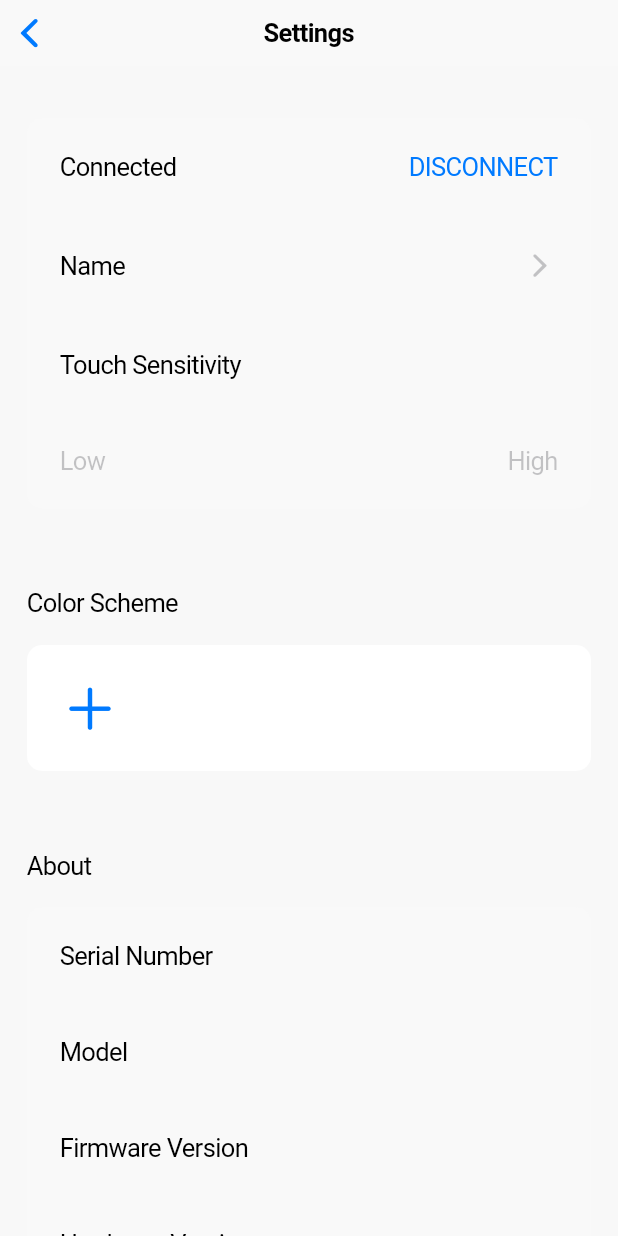
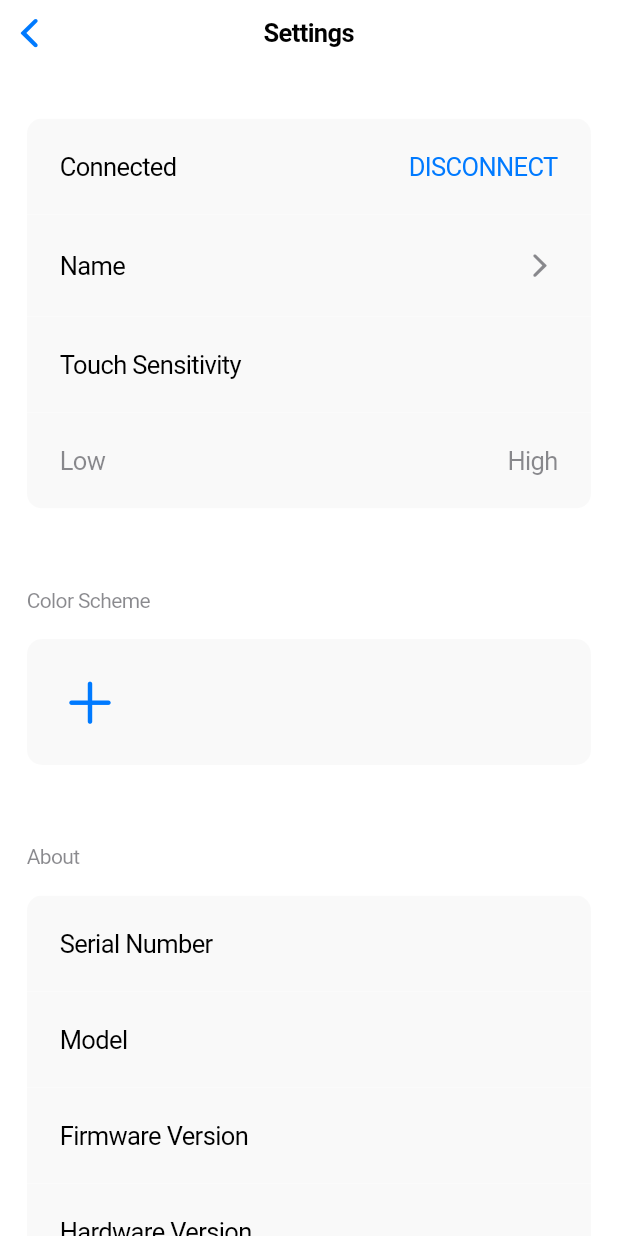
Before and after one commit to jpraus/floower-mobile, a Flutter app: the SettingsRoute screen opened by its route, on a phone screen of 412 x 824 dp. Run offline on Flutter 3.47's test engine with Material 2 defaults, Android fonts, the phone set to English and light mode, and no system bars; drawn by our look-alikes of reorderables; our stand-ins replace flutter_colorpicker, modal_bottom_sheet, package_info, permission_handler, shared_preferences, tinycolor; missing offline and left inert: dashed_container, flutter_reactive_ble, system_setting; accounts and stored records are empty.

Commit message:
enabling and improving dark mode

```diff
--- a/lib/main.dart
+++ b/lib/main.dart
@@ -25,7 +25,6 @@ void main() {
   final floowerConnector = FloowerConnectorBle(bleProvider);
   final floowerModel = FloowerModel();
   final persistentStorage = PersistentStorage();
-  //final bleConnectionWatcher = FloowerConnectionWatcher();
 
   ble.logLevel = LogLevel.verbose;
 
@@ -42,7 +41,7 @@ void main() {
         theme: CupertinoThemeData(
           primaryColor: CupertinoColors.activeBlue,
           //brightness: Brightness.dark
-          brightness: Brightness.light
+          //brightness: Brightness.light
         ),
         debugShowCheckedModeBanner: false,
         initialRoute: HomeRoute.ROUTE_NAME,
--- a/lib/ui/commons.dart
+++ b/lib/ui/commons.dart
@@ -2,8 +2,24 @@ import 'package:flutter/cupertino.dart';
 import 'package:flutter/material.dart';
 
 class FloowerTextTheme {
-  static const TextStyle listLabel = TextStyle(
-    fontSize: 14,
-    color: CupertinoColors.secondaryLabel
-  );
+
+  static TextStyle listTitle(BuildContext context) {
+    return CupertinoTheme.of(context).textTheme.textStyle
+        .copyWith(color: secondaryColor(), fontSize: 14);
+  }
+
+  static TextStyle secondaryLabel(BuildContext context) {
+    return CupertinoTheme.of(context).textTheme.textStyle
+        .copyWith(color: secondaryColor());
+  }
+
+  static Color secondaryColor() {
+    return isDarkMode()
+        ? CupertinoColors.secondaryLabel.darkColor
+        : CupertinoColors.secondaryLabel.color;
+  }
+
+  static bool isDarkMode() {
+    return WidgetsBinding.instance.window.platformBrightness == Brightness.dark;
+  }
 }
--- a/lib/ui/connect/screens/connecting.dart
+++ b/lib/ui/connect/screens/connecting.dart
@@ -75,7 +75,7 @@ class FloowerConnected extends StatelessWidget {
         children: [
           Padding(
             padding: EdgeInsets.only(bottom: 18),
-            child: Text("Is your Floower yellow now?"),
+            child: Text("Is your Floower yellow now?", style: CupertinoTheme.of(context).textTheme.textStyle),
           ),
           CupertinoButton.filled(
               child: Text("Yes"),
@@ -152,7 +152,7 @@ class FloowerConnectFailed extends StatelessWidget {
         children: [
           Padding(
             padding: EdgeInsets.only(bottom: 18),
-            child: Text(message ?? "Cannot connect to selected Floower"),
+            child: Text(message ?? "Cannot connect to selected Floower", style: CupertinoTheme.of(context).textTheme.textStyle),
           ),
           CupertinoButton.filled(
               child: Text("Try again"),
--- a/lib/ui/connect/screens/device.dart
+++ b/lib/ui/connect/screens/device.dart
@@ -21,7 +21,7 @@ class DiscoveredDeviceListItem extends StatelessWidget {
       onTap: () => onTap(device),
       title: Text(DeviceUtils.deviceName(device),
         overflow: TextOverflow.ellipsis,
-        maxLines: 1,
+        maxLines: 1
       ),
       trailing: GestureDetector(
         child: Text("CONNECT", style: CupertinoTheme.of(context).textTheme.actionTextStyle),
--- a/lib/ui/connect/screens/instructions.dart
+++ b/lib/ui/connect/screens/instructions.dart
@@ -37,14 +37,14 @@ class BleConnectInstructions extends StatelessWidget {
         Container(
           constraints: BoxConstraints(maxWidth: 400),
           padding: EdgeInsets.only(bottom: 18, left: 20, right: 20),
-          child: Text("Hold your Floower's leaf for 5 seconds\nuntil the blossom starts flashing blue.", textAlign: TextAlign.center),
+          child: Text("Hold your Floower's leaf for 5 seconds\nuntil the blossom starts flashing blue.", textAlign: TextAlign.center, style: CupertinoTheme.of(context).textTheme.textStyle),
         ),
         Container(
           width: imageSize,
           height: imageSize,
           child: Image(
             fit: BoxFit.fitHeight,
-            image: CupertinoTheme.of(context).brightness == Brightness.dark
+            image: WidgetsBinding.instance.window.platformBrightness == Brightness.dark
                 ? AssetImage("assets/images/touch-floower-dark.jpg")
                 : AssetImage("assets/images/touch-floower-light.jpg")
           ),
--- a/lib/ui/connect/screens/scanning.dart
+++ b/lib/ui/connect/screens/scanning.dart
@@ -83,7 +83,7 @@ class BleScanList extends StatelessWidget {
             children: <Widget>[
               Text(scanIsInProgress
                   ? "SCANNING FOR DEVICES"
-                  : "DISCOVERED DEVICES", style: FloowerTextTheme.listLabel),
+                  : "DISCOVERED DEVICES"),
               const SizedBox(width: 10),
               scanIsInProgress
                   ? CupertinoActivityIndicator()
--- a/lib/ui/cupertino_list.dart
+++ b/lib/ui/cupertino_list.dart
@@ -1,7 +1,6 @@
-import 'dart:async';
-
 import 'package:flutter/cupertino.dart';
 import 'package:flutter/material.dart';
+import 'package:Floower/ui/commons.dart';
 
 class CupertinoList extends StatelessWidget {
 
@@ -25,7 +24,10 @@ class CupertinoList extends StatelessWidget {
     if (heading != null) {
       column.add(Padding(
         padding: const EdgeInsets.symmetric(vertical: 18, horizontal: 18),
+        child: DefaultTextStyle(
+          style: FloowerTextTheme.listTitle(context),
           child: heading,
+        )
       ));
     }
 
@@ -116,6 +118,8 @@ class _CupertinoListItemState extends State<CupertinoListItem> {
         duration: Duration(milliseconds: 50),
         child: Padding(
           padding: EdgeInsets.all(22),
+          child: DefaultTextStyle(
+            style: CupertinoTheme.of(context).textTheme.textStyle,
             child: Row(
               mainAxisAlignment: MainAxisAlignment.center,
               children: <Widget>[
@@ -128,6 +132,7 @@ class _CupertinoListItemState extends State<CupertinoListItem> {
             ),
           ),
         ),
+      ),
     );
   }
 }
--- a/lib/ui/settings/settings_color_scheme.dart
+++ b/lib/ui/settings/settings_color_scheme.dart
@@ -122,7 +122,7 @@ class ColorSchemePickerState extends State<ColorSchemePicker> {
       return SizedBox(width: 0, height: 0);
     }
 
-    Color borderColor = CupertinoTheme.of(context).brightness == Brightness.light ? Colors.black : Colors.white;
+    Color borderColor = WidgetsBinding.instance.window.platformBrightness == Brightness.dark ? Colors.white : Colors.black;
     List<Widget> items = [];
 
     for (int i = 0; i < _colorScheme.length; i++) {
@@ -196,7 +196,7 @@ class ColorSchemePickerState extends State<ColorSchemePicker> {
       children: [Container(
         width: double.infinity,
         padding: EdgeInsets.all(18),
-        color: Colors.white,
+        color: CupertinoTheme.of(context).barBackgroundColor,
         child: ReorderableWrap(
           children: items,
           spacing: 16,
@@ -284,7 +284,7 @@ class _ColorPickerDialogState extends State<_ColorPickerDialog> {
   Widget build(BuildContext context) {
     TinyColor currentColor = TinyColor.fromHSV(currentHsvColor);
 
-    Color borderColor = CupertinoTheme.of(context).brightness == Brightness.light ? Colors.black : Colors.white;
+    Color borderColor = WidgetsBinding.instance.window.platformBrightness == Brightness.dark ? Colors.white : Colors.black;
     List<Widget> defaultColors = [];
 
     for (FloowerColor color in FloowerColor.DEFAULT_SCHEME) {
@@ -314,7 +314,7 @@ class _ColorPickerDialogState extends State<_ColorPickerDialog> {
                   largeTitle: Text(widget.originalColor == null ? "Add New Color" : "Edit Color"),
                   leading: GestureDetector(
                     onTap: () => _onCancel(context),
-                    child: Icon(CupertinoIcons.clear_thick, color: CupertinoColors.label),
+                    child: Icon(CupertinoIcons.clear_thick, color: CupertinoTheme.of(context).textTheme.textStyle.color),
                   ),
                   /*trailing: GestureDetector(
                     onTap: () => _onSave(context),
--- a/lib/ui/settings/settings_name_dialog.dart
+++ b/lib/ui/settings/settings_name_dialog.dart
@@ -57,7 +57,7 @@ class _SettingNameDialogState extends State<SettingNameDialog> {
             automaticallyImplyLeading: false,
             leading: GestureDetector(
               onTap: () => Navigator.pop(context),
-              child: Icon(CupertinoIcons.clear_thick, color: CupertinoColors.label),
+              child: Icon(CupertinoIcons.clear_thick, color: CupertinoTheme.of(context).textTheme.textStyle.color),
             ),
           ),
           SliverList(
@@ -65,8 +65,7 @@ class _SettingNameDialogState extends State<SettingNameDialog> {
               SizedBox(height: 18),
               Container(
                 padding: EdgeInsets.symmetric(horizontal: 18),
-                child: Text("Give your Floower a unique name to distinguish it from others. The name will be changed after the Floower is restarted.",
-                    style: TextStyle(fontSize: 20, color: CupertinoColors.inactiveGray)),
+                child: Text("Give your Floower a unique name to distinguish it from others. The name will be changed after the Floower is restarted.", style: CupertinoTheme.of(context).textTheme.textStyle),
               ),
               SizedBox(height: 18),
               Container(
--- a/lib/ui/settings/settings_route.dart
+++ b/lib/ui/settings/settings_route.dart
@@ -3,9 +3,9 @@ import 'package:flutter/material.dart';
 import 'package:provider/provider.dart';
 import 'package:modal_bottom_sheet/modal_bottom_sheet.dart';
 
+import 'package:Floower/ui/commons.dart';
 import 'package:Floower/logic/persistent_storage.dart';
 import 'package:Floower/logic/floower_model.dart';
-import 'package:Floower/logic/floower_connector.dart';
 import 'package:Floower/ui/home_route.dart';
 import 'package:Floower/ui/cupertino_list.dart';
 import 'package:Floower/ui/settings/settings_name_dialog.dart';
@@ -18,7 +18,6 @@ class SettingsRoute extends StatelessWidget {
   @override
   Widget build(BuildContext context) {
     return CupertinoPageScaffold(
-      backgroundColor: CupertinoTheme.of(context).barBackgroundColor,
       navigationBar: CupertinoNavigationBar(
         middle: Text('Settings'),
       ),
@@ -72,8 +71,8 @@ class _SettingsScreen extends StatelessWidget {
           onTap: () => _onNameTap(context),
           trailing: Row(
             children: [
-              Text(floowerModel.name, style: const TextStyle(color: CupertinoColors.tertiaryLabel)),
-              const Icon(CupertinoIcons.forward, color: CupertinoColors.tertiaryLabel),
+              Text(floowerModel.name, style: FloowerTextTheme.secondaryLabel(context)),
+              Icon(CupertinoIcons.forward, color: FloowerTextTheme.secondaryColor()),
             ],
           ),
         ),
@@ -90,11 +89,11 @@ class _SettingsScreen extends StatelessWidget {
           title: Text("Touch Sensitivity"),
         ),
         CupertinoListItem(
-          leading: const Text("Low", style: TextStyle(color: CupertinoColors.tertiaryLabel)),
+          leading: Text("Low", style: FloowerTextTheme.secondaryLabel(context)),
           title: TouchSensitivitySlider(
             floowerModel: floowerModel,
           ),
-          trailing: const Text("High", style: TextStyle(color: CupertinoColors.tertiaryLabel)),
+          trailing: Text("High", style: FloowerTextTheme.secondaryLabel(context)),
         )
       ],
     ));
@@ -111,26 +110,26 @@ class _SettingsScreen extends StatelessWidget {
       children: [
         CupertinoListItem(
           title: Text("Serial Number"),
-          trailing: Text(floowerModel.serialNumber?.toString()?.padLeft(4, '0') ?? "", style: const TextStyle(color: CupertinoColors.tertiaryLabel)),
+          trailing: Text(floowerModel.serialNumber?.toString()?.padLeft(4, '0') ?? "", style: FloowerTextTheme.secondaryLabel(context)),
         ),
         CupertinoListItem(
           title: Text("Model"),
-          trailing: Text(floowerModel.modelName ?? "", style: const TextStyle(color: CupertinoColors.tertiaryLabel)),
+          trailing: Text(floowerModel.modelName ?? "", style: FloowerTextTheme.secondaryLabel(context)),
         ),
         CupertinoListItem(
           title: Text("Firmware Version"),
-          trailing: Text(floowerModel.firmwareVersion?.toString() ?? "", style: const TextStyle(color: CupertinoColors.tertiaryLabel)),
+          trailing: Text(floowerModel.firmwareVersion?.toString() ?? "", style: FloowerTextTheme.secondaryLabel(context)),
         ),
         CupertinoListItem(
           title: Text("Hardware Version"),
-          trailing: Text(floowerModel.hardwareRevision?.toString() ?? "", style: const TextStyle(color: CupertinoColors.tertiaryLabel)),
+          trailing: Text(floowerModel.hardwareRevision?.toString() ?? "", style: FloowerTextTheme.secondaryLabel(context)),
         ),
         CupertinoListItem(
           title: Text("App Version"),
           trailing: FutureBuilder(
             future: PackageInfo.fromPlatform(),
             builder: (BuildContext context, AsyncSnapshot<PackageInfo> snapshot) {
-              return Text(snapshot.hasData ? snapshot.data.version : "?", style: const TextStyle(color: CupertinoColors.tertiaryLabel));
+              return Text(snapshot.hasData ? snapshot.data.version : "?", style: FloowerTextTheme.secondaryLabel(context));
             },
           )
         ),
@@ -179,8 +178,8 @@ class _TouchSensitivitySliderState extends State<TouchSensitivitySlider> {
     return CupertinoSlider(
       value: _value,
       onChanged: _onChanged,
-      min: 35,
-      max: 55,
+      min: 40,
+      max: 50,
       divisions: 20,
     );
   }
```
Also changed, not shown: lib/ui/home_route.dart (+5 -5 lines). Lines whose indentation alone changed are shown as unchanged.
